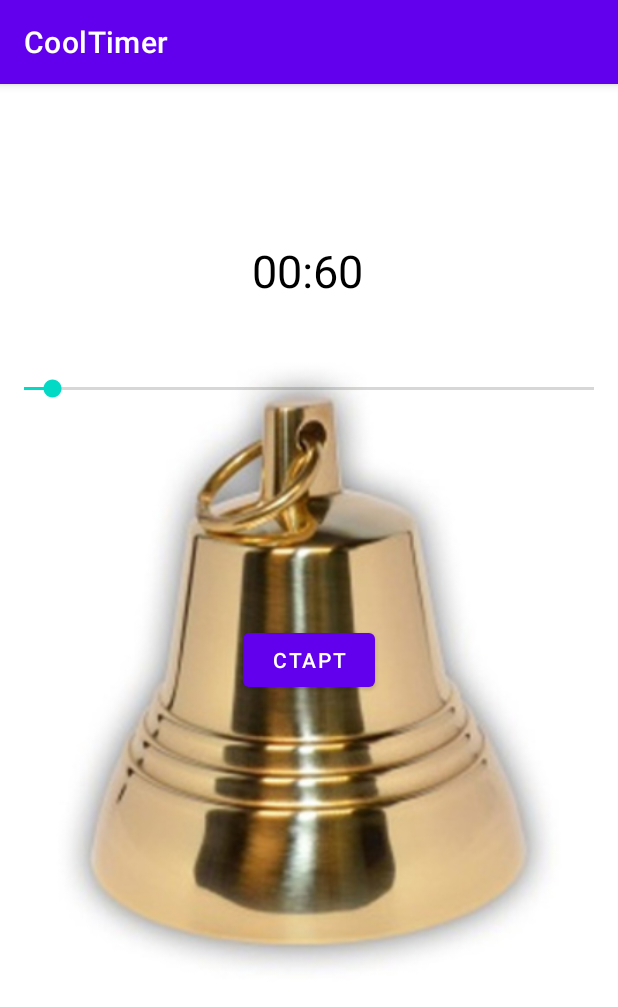
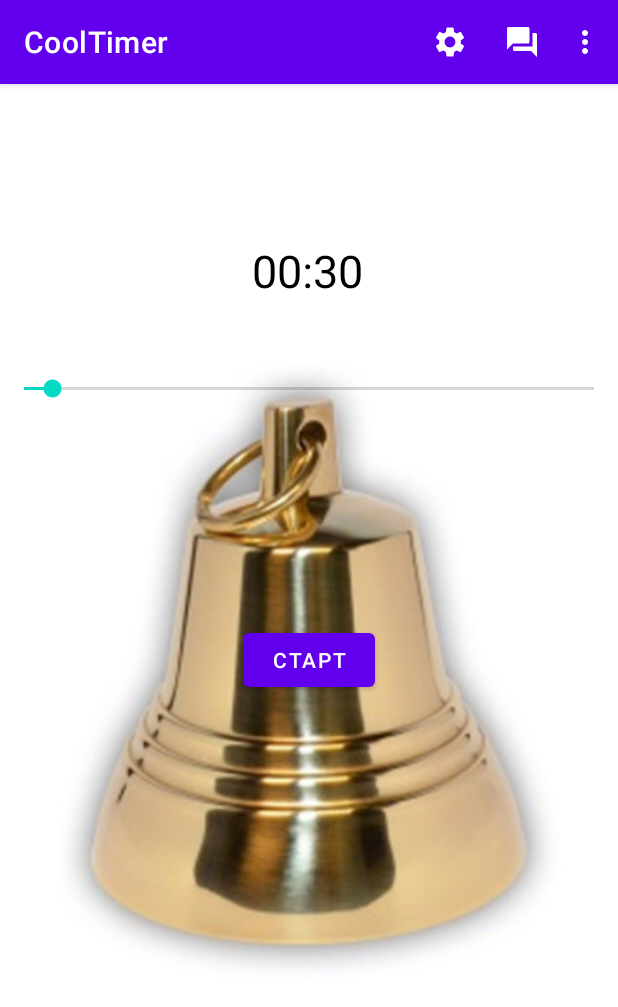
Before and after one commit to KornevSergei/CoolTimer, an Android app: the screen it shows after launch (MainActivity), after a tap on "СТОП", on a phone screen of 412 x 824 dp. Shown: the top 1007 px of the screen. Run offline under Robolectric (Android 15) with nearby library versions, the phone set to English and light mode, and no system bars; 1 other tap on this screen came first.

Commit message:
Commit 2

```diff
--- a/app/src/main/java/com/example/cooltimer/MainActivity.java
+++ b/app/src/main/java/com/example/cooltimer/MainActivity.java
@@ -1,12 +1,17 @@
 package com.example.cooltimer;
 
+import androidx.annotation.NonNull;
 import androidx.appcompat.app.AppCompatActivity;
 
+import android.content.Intent;
 import android.media.MediaPlayer;
 import android.os.Bundle;
 import android.os.CountDownTimer;
 import android.os.Handler;
 import android.util.Log;
+import android.view.Menu;
+import android.view.MenuInflater;
+import android.view.MenuItem;
 import android.view.View;
 import android.widget.Button;
 import android.widget.SeekBar;
@@ -169,10 +174,44 @@ public class MainActivity extends AppCompatActivity {
     private void resetTimer() {
         //останавливаем таймер и меняем текст
         countDownTimer.cancel();
-        textView.setText("00:60");
+        textView.setText("00:30");
         button.setText("Старт");
         seekBar.setEnabled(true);
         seekBar.setProgress(30);
         isTimerOn = false;
     }
+
+
+    //переопределяем метод для создания меню
+    @Override
+    public boolean onCreateOptionsMenu(Menu menu) {
+        //получаем значение из метода гетменюинфлейтор
+        MenuInflater menuInflater = getMenuInflater();
+        //передаём данные из файла
+        menuInflater.inflate(R.menu.timer_menu, menu);
+        return true;
+
+    }
+
+    //делаем действие по клику на настроики
+    @Override
+    public boolean onOptionsItemSelected(@NonNull MenuItem item) {
+        //пределяем по какому элементу клик
+        int id = item.getItemId();
+        //проверяем и даём действие открыть новое активити
+        if (id == R.id.action_settings) {
+            Intent openSettings = new Intent(this, SettingsActivity.class);
+            startActivity(openSettings);
+            return true;
+
+            //тоже самое по клику на другой элемент
+        } else if (id == R.id.action_about) {
+            Intent openAbout = new Intent(this, AboutActivity.class);
+            startActivity(openAbout);
+            return true;
+        }
+
+
+        return super.onOptionsItemSelected(item);
+    }
 }
--- /dev/null
+++ b/app/src/main/res/drawable/ic_baseline_monetization_on_24.xml
@@ -0,0 +1,10 @@
+<vector xmlns:android="http://schemas.android.com/apk/res/android"
+    android:width="24dp"
+    android:height="24dp"
+    android:viewportWidth="24"
+    android:viewportHeight="24"
+    android:tint="?attr/colorControlNormal">
+  <path
+      android:fillColor="@android:color/white"
+      android:pathData="M12,2C6.48,2 2,6.48 2,12s4.48,10 10,10 10,-4.48 10,-10S17.52,2 12,2zM13.41,18.09L13.41,20h-2.67v-1.93c-1.71,-0.36 -3.16,-1.46 -3.27,-3.4h1.96c0.1,1.05 0.82,1.87 2.65,1.87 1.96,0 2.4,-0.98 2.4,-1.59 0,-0.83 -0.44,-1.61 -2.67,-2.14 -2.48,-0.6 -4.18,-1.62 -4.18,-3.67 0,-1.72 1.39,-2.84 3.11,-3.21L10.74,4h2.67v1.95c1.86,0.45 2.79,1.86 2.85,3.39L14.3,9.34c-0.05,-1.11 -0.64,-1.87 -2.22,-1.87 -1.5,0 -2.4,0.68 -2.4,1.64 0,0.84 0.65,1.39 2.67,1.91s4.18,1.39 4.18,3.91c-0.01,1.83 -1.38,2.83 -3.12,3.16z"/>
+</vector>
--- /dev/null
+++ b/app/src/main/res/drawable/ic_baseline_question_answer_24.xml
@@ -0,0 +1,10 @@
+<vector xmlns:android="http://schemas.android.com/apk/res/android"
+    android:width="24dp"
+    android:height="24dp"
+    android:viewportWidth="24"
+    android:viewportHeight="24"
+    android:tint="?attr/colorControlNormal">
+  <path
+      android:fillColor="@android:color/white"
+      android:pathData="M21,6h-2v9L6,15v2c0,0.55 0.45,1 1,1h11l4,4L22,7c0,-0.55 -0.45,-1 -1,-1zM17,12L17,3c0,-0.55 -0.45,-1 -1,-1L3,2c-0.55,0 -1,0.45 -1,1v14l4,-4h10c0.55,0 1,-0.45 1,-1z"/>
+</vector>
--- /dev/null
+++ b/app/src/main/res/drawable/ic_baseline_settings_24.xml
@@ -0,0 +1,10 @@
+<vector xmlns:android="http://schemas.android.com/apk/res/android"
+    android:width="24dp"
+    android:height="24dp"
+    android:viewportWidth="24"
+    android:viewportHeight="24"
+    android:tint="?attr/colorControlNormal">
+  <path
+      android:fillColor="@android:color/white"
+      android:pathData="M19.14,12.94c0.04,-0.3 0.06,-0.61 0.06,-0.94c0,-0.32 -0.02,-0.64 -0.07,-0.94l2.03,-1.58c0.18,-0.14 0.23,-0.41 0.12,-0.61l-1.92,-3.32c-0.12,-0.22 -0.37,-0.29 -0.59,-0.22l-2.39,0.96c-0.5,-0.38 -1.03,-0.7 -1.62,-0.94L14.4,2.81c-0.04,-0.24 -0.24,-0.41 -0.48,-0.41h-3.84c-0.24,0 -0.43,0.17 -0.47,0.41L9.25,5.35C8.66,5.59 8.12,5.92 7.63,6.29L5.24,5.33c-0.22,-0.08 -0.47,0 -0.59,0.22L2.74,8.87C2.62,9.08 2.66,9.34 2.86,9.48l2.03,1.58C4.84,11.36 4.8,11.69 4.8,12s0.02,0.64 0.07,0.94l-2.03,1.58c-0.18,0.14 -0.23,0.41 -0.12,0.61l1.92,3.32c0.12,0.22 0.37,0.29 0.59,0.22l2.39,-0.96c0.5,0.38 1.03,0.7 1.62,0.94l0.36,2.54c0.05,0.24 0.24,0.41 0.48,0.41h3.84c0.24,0 0.44,-0.17 0.47,-0.41l0.36,-2.54c0.59,-0.24 1.13,-0.56 1.62,-0.94l2.39,0.96c0.22,0.08 0.47,0 0.59,-0.22l1.92,-3.32c0.12,-0.22 0.07,-0.47 -0.12,-0.61L19.14,12.94zM12,15.6c-1.98,0 -3.6,-1.62 -3.6,-3.6s1.62,-3.6 3.6,-3.6s3.6,1.62 3.6,3.6S13.98,15.6 12,15.6z"/>
+</vector>
--- /dev/null
+++ b/app/src/main/res/menu/timer_menu.xml
@@ -0,0 +1,26 @@
+<?xml version="1.0" encoding="utf-8"?>
+<menu xmlns:android="http://schemas.android.com/apk/res/android"
+    xmlns:app="http://schemas.android.com/apk/res-auto">
+
+    <item
+        android:id="@+id/action_settings"
+        android:icon="@drawable/ic_baseline_settings_24"
+        android:orderInCategory="1"
+        android:title="Settings"
+        app:showAsAction="always" />
+
+    <item
+        android:id="@+id/action_about"
+        android:icon="@drawable/ic_baseline_question_answer_24"
+        android:orderInCategory="2"
+        android:title="About"
+        app:showAsAction="always" />
+
+    <item
+        android:id="@+id/action_purchase"
+        android:icon="@drawable/ic_baseline_monetization_on_24"
+        android:orderInCategory="3"
+        android:title="Purchase"
+        app:showAsAction="never" />
+
+</menu>
```
Also changed, not shown: app/src/main/AndroidManifest.xml (+28 -1 lines), app/src/main/java/com/example/cooltimer/AboutActivity.java (added, +37 -0 lines), app/src/main/java/com/example/cooltimer/SettingsActivity.java (added, +36 -0 lines), app/src/main/res/layout/activity_about.xml (added, +9 -0 lines), app/src/main/res/layout/activity_settings.xml (added, +9 -0 lines).
